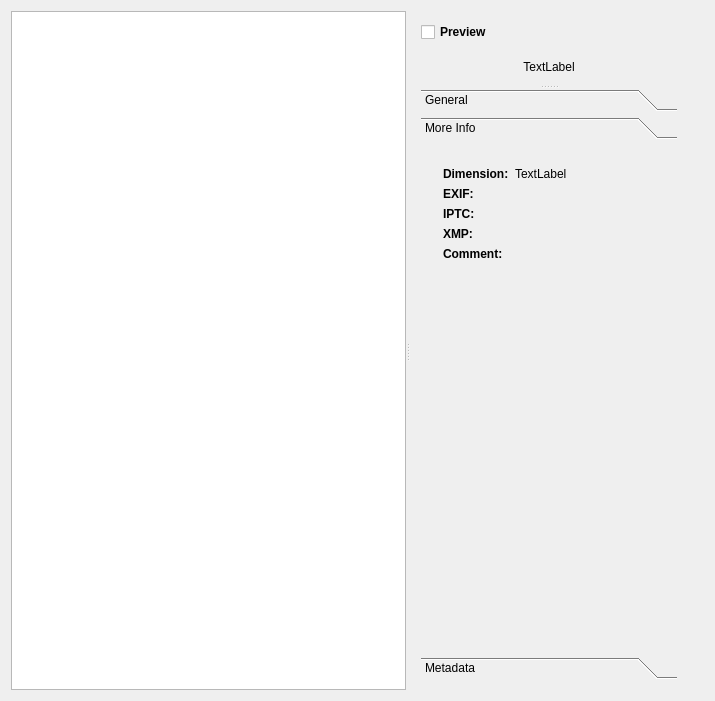
Old version of the form examples/FileManager/FileManager.ui in the repository rbbrnc/krbkACD.
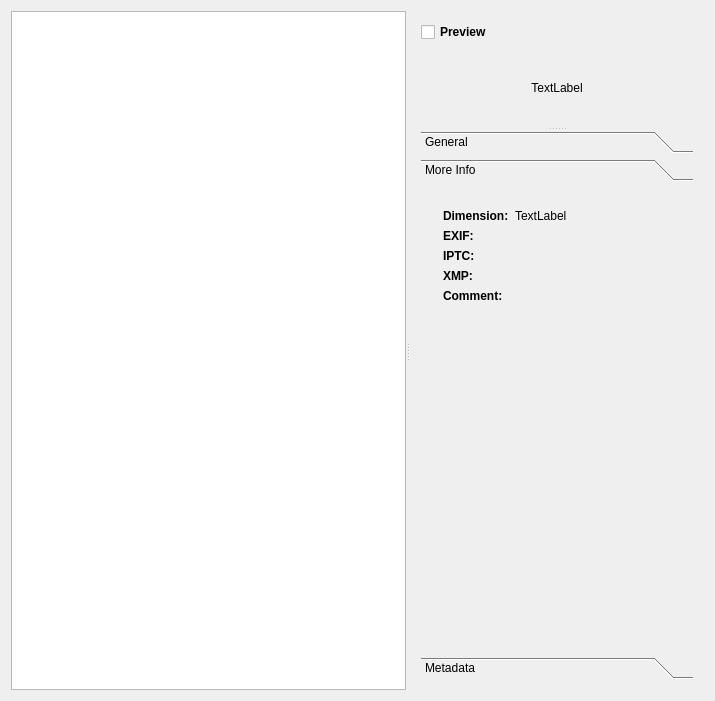
New version of the form.

Commit message: Fix unused var, Splitter not collassable

```diff
--- a/examples/FileManager/FileManager.ui
+++ b/examples/FileManager/FileManager.ui
@@ -51,10 +51,10 @@
           <enum>Qt::Vertical</enum>
          </property>
          <widget class="QLabel" name="previewLabel">
-          <property name="maximumSize">
+          <property name="minimumSize">
            <size>
-            <width>256</width>
-            <height>256</height>
+            <width>32</width>
+            <height>32</height>
            </size>
           </property>
           <property name="text">
@@ -379,7 +379,7 @@
             <rect>
              <x>0</x>
              <y>0</y>
-             <width>246</width>
+             <width>267</width>
              <height>520</height>
             </rect>
            </property>
```
Left out of the diff: 10 changed lines with no effect on the pictures. The commit also changes 1 other file.
